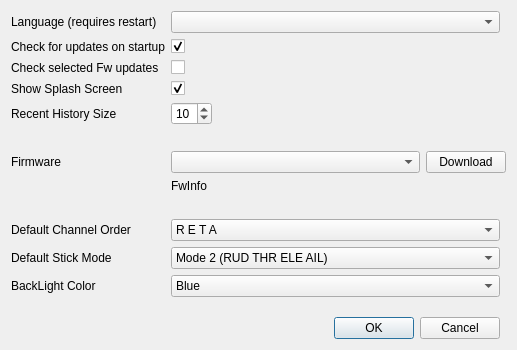
First picture: the form in src/preferencesdialog.ui, repository roberto1903/companion9x, before the edit.
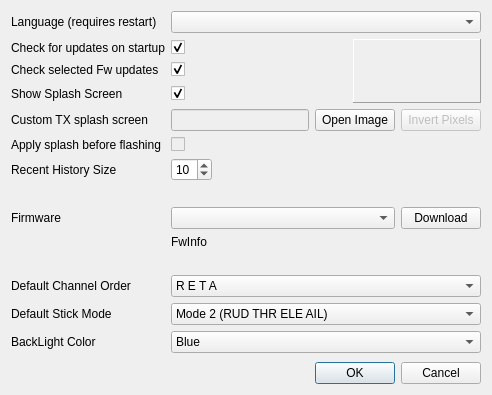
Second picture: the form after the edit. Icons and pictures are not drawn.

Commit message: Store custom image in settings - preliminary work for FW autopatch

Diff of the .ui file:
```diff
--- a/src/preferencesdialog.ui
+++ b/src/preferencesdialog.ui
@@ -6,8 +6,8 @@
    <rect>
     <x>0</x>
     <y>0</y>
-    <width>517</width>
-    <height>350</height>
+    <width>492</width>
+    <height>395</height>
    </rect>
   </property>
   <property name="windowTitle">
@@ -18,91 +18,20 @@
     <normaloff>:/images/preferences.png</normaloff>:/images/preferences.png</iconset>
   </property>
   <layout class="QGridLayout" name="gridLayout">
-   <item row="5" column="0">
+   <item row="1" column="0">
+    <widget class="QLabel" name="label_2">
+     <property name="text">
+      <string>Check for updates on startup</string>
+     </property>
+    </widget>
+   </item>
+   <item row="2" column="0">
     <widget class="QLabel" name="label_7">
      <property name="text">
       <string>Check selected Fw updates</string>
      </property>
     </widget>
    </item>
-   <item row="15" column="1">
-    <widget class="QComboBox" name="stickmodeCB">
-     <property name="whatsThis">
-      <string>Mode selection:
-
-Mode 1:
-  Left stick:  Elevator, Rudder
-  Right stick:  Throttle, Aileron
-
-Mode 2:
-  Left stick:  Throttle, Rudder
-  Right stick:  Elevator, Aileron
-
-Mode 3:
-  Left stick:  Elevator, Aileron
-  Right stick:  Throttle, Rudder
-
-Mode 4:
-  Left stick:  Throttle, Aileron
-  Right stick:  Elevator, Rudder
-
-</string>
-     </property>
-     <property name="currentIndex">
-      <number>1</number>
-     </property>
-     <item>
-      <property name="text">
-       <string>Mode 1 (RUD ELE THR AIL)</string>
-      </property>
-     </item>
-     <item>
-      <property name="text">
-       <string>Mode 2 (RUD THR ELE AIL)</string>
-      </property>
-     </item>
-     <item>
-      <property name="text">
-       <string>Mode 3 (AIL ELE THR RUD)</string>
-      </property>
-     </item>
-     <item>
-      <property name="text">
-       <string>Mode 4 (AIL THR ELE RUD)</string>
-      </property>
-     </item>
-    </widget>
-   </item>
-   <item row="13" column="1">
-    <spacer name="horizontalSpacer_2">
-     <property name="orientation">
-      <enum>Qt::Horizontal</enum>
-     </property>
-     <property name="sizeHint" stdset="0">
-      <size>
-       <width>340</width>
-       <height>20</height>
-      </size>
-     </property>
-    </spacer>
-   </item>
-   <item row="2" column="1">
-    <widget class="QCheckBox" name="startupCheck_companion9x">
-     <property name="text">
-      <string/>
-     </property>
-     <property name="checked">
-      <bool>true</bool>
-     </property>
-    </widget>
-   </item>
-   <item row="9" column="0">
-    <widget class="QLabel" name="label_5">
-     <property name="text">
-      <string>Recent History Size</string>
-     </property>
-    </widget>
-   </item>
    <item row="0" column="0">
     <widget class="QLabel" name="label">
      <property name="text">
@@ -110,34 +39,68 @@
      </property>
     </widget>
    </item>
-   <item row="11" column="0">
+   <item row="2" column="1">
+    <widget class="QCheckBox" name="startupCheck_fw">
+     <property name="text">
+      <string/>
+     </property>
+     <property name="checked">
+      <bool>true</bool>
+     </property>
+    </widget>
+   </item>
+   <item row="3" column="0">
+    <widget class="QLabel" name="label_4">
+     <property name="text">
+      <string>Show Splash Screen</string>
+     </property>
+    </widget>
+   </item>
+   <item row="3" column="1">
+    <widget class="QCheckBox" name="showSplash">
+     <property name="text">
+      <string/>
+     </property>
+     <property name="checked">
+      <bool>true</bool>
+     </property>
+    </widget>
+   </item>
+   <item row="4" column="0">
+    <widget class="QLabel" name="label_8">
+     <property name="text">
+      <string>Custom TX splash screen</string>
+     </property>
+    </widget>
+   </item>
+   <item row="7" column="1">
+    <spacer name="horizontalSpacer">
+     <property name="orientation">
+      <enum>Qt::Horizontal</enum>
+     </property>
+     <property name="sizeHint" stdset="0">
+      <size>
+       <width>40</width>
+       <height>20</height>
+      </size>
+     </property>
+    </spacer>
+   </item>
+   <item row="8" column="0">
     <widget class="QLabel" name="label_6">
      <property name="text">
       <string>Firmware</string>
      </property>
     </widget>
    </item>
-   <item row="14" column="0">
+   <item row="11" column="0">
     <widget class="QLabel" name="label_13">
      <property name="text">
       <string>Default Channel Order</string>
      </property>
     </widget>
    </item>
-   <item row="18" column="1">
-    <widget class="QDialogButtonBox" name="buttonBox">
-     <property name="orientation">
-      <enum>Qt::Horizontal</enum>
-     </property>
-     <property name="standardButtons">
-      <set>QDialogButtonBox::Cancel|QDialogButtonBox::Ok</set>
-     </property>
-    </widget>
-   </item>
-   <item row="0" column="1">
-    <widget class="QComboBox" name="locale_QB"/>
-   </item>
-   <item row="14" column="1">
+   <item row="11" column="1" colspan="2">
     <widget class="QComboBox" name="channelorderCB">
      <property name="whatsThis">
       <string>Channel order
@@ -269,7 +232,44 @@
      </item>
     </widget>
    </item>
-   <item row="9" column="1">
+   <item row="12" column="0">
+    <widget class="QLabel" name="label_14">
+     <property name="text">
+      <string>Default Stick Mode</string>
+     </property>
+    </widget>
+   </item>
+   <item row="5" column="0">
+    <widget class="QLabel" name="label_9">
+     <property name="text">
+      <string>Apply splash before flashing</string>
+     </property>
+    </widget>
+   </item>
+   <item row="5" column="1">
+    <widget class="QCheckBox" name="AutoApplySplash">
+     <property name="enabled">
+      <bool>false</bool>
+     </property>
+     <property name="text">
+      <string/>
+     </property>
+     <property name="checked">
+      <bool>false</bool>
+     </property>
+    </widget>
+   </item>
+   <item row="6" column="0">
+    <widget class="QLabel" name="label_5">
+     <property name="text">
+      <string>Recent History Size</string>
+     </property>
+    </widget>
+   </item>
+   <item row="0" column="1" colspan="2">
+    <widget class="QComboBox" name="locale_QB"/>
+   </item>
+   <item row="6" column="1">
     <widget class="QSpinBox" name="historySize">
      <property name="sizePolicy">
       <sizepolicy hsizetype="Maximum" vsizetype="Fixed">
@@ -285,67 +285,62 @@
      </property>
     </widget>
    </item>
-   <item row="11" column="1" colspan="2">
-    <layout class="QHBoxLayout" name="horizontalLayout">
+   <item row="12" column="1" colspan="2">
+    <widget class="QComboBox" name="stickmodeCB">
+     <property name="whatsThis">
+      <string>Mode selection:
+
+Mode 1:
+  Left stick:  Elevator, Rudder
+  Right stick:  Throttle, Aileron
+
+Mode 2:
+  Left stick:  Throttle, Rudder
+  Right stick:  Elevator, Aileron
+
+Mode 3:
+  Left stick:  Elevator, Aileron
+  Right stick:  Throttle, Rudder
+
+Mode 4:
+  Left stick:  Throttle, Aileron
+  Right stick:  Elevator, Rudder
+
+</string>
+     </property>
+     <property name="currentIndex">
+      <number>1</number>
+     </property>
      <item>
-      <widget class="QComboBox" name="downloadVerCB"/>
+      <property name="text">
+       <string>Mode 1 (RUD ELE THR AIL)</string>
+      </property>
      </item>
      <item>
-      <widget class="QPushButton" name="fw_dnld">
-       <property name="sizePolicy">
-        <sizepolicy hsizetype="Fixed" vsizetype="Fixed">
-         <horstretch>0</horstretch>
-         <verstretch>0</verstretch>
-        </sizepolicy>
-       </property>
-       <property name="text">
-        <string>Download</string>
-       </property>
-      </widget>
+      <property name="text">
+       <string>Mode 2 (RUD THR ELE AIL)</string>
+      </property>
      </item>
-    </layout>
-   </item>
-   <item row="2" column="0">
-    <widget class="QLabel" name="label_2">
-     <property name="text">
-      <string>Check for updates on startup</string>
-     </property>
+     <item>
+      <property name="text">
+       <string>Mode 3 (AIL ELE THR RUD)</string>
+      </property>
+     </item>
+     <item>
+      <property name="text">
+       <string>Mode 4 (AIL THR ELE RUD)</string>
+      </property>
+     </item>
     </widget>
    </item>
-   <item row="10" column="1">
-    <spacer name="horizontalSpacer">
-     <property name="orientation">
-      <enum>Qt::Horizontal</enum>
-     </property>
-     <property name="sizeHint" stdset="0">
-      <size>
-       <width>40</width>
-       <height>20</height>
-      </size>
-     </property>
-    </spacer>
-   </item>
-   <item row="15" column="0">
-    <widget class="QLabel" name="label_14">
+   <item row="13" column="0">
+    <widget class="QLabel" name="label_3">
      <property name="text">
-      <string>Default Stick Mode</string>
+      <string>BackLight Color</string>
      </property>
     </widget>
    </item>
-   <item row="17" column="1">
-    <spacer name="verticalSpacer">
-     <property name="orientation">
-      <enum>Qt::Vertical</enum>
-     </property>
-     <property name="sizeHint" stdset="0">
-      <size>
-       <width>20</width>
-       <height>40</height>
-      </size>
-     </property>
-    </spacer>
-   </item>
-   <item row="16" column="1">
+   <item row="13" column="1" colspan="2">
     <widget class="QComboBox" name="backLightColor">
      <item>
       <property name="text">
@@ -374,29 +369,71 @@
      </item>
     </widget>
    </item>
-   <item row="16" column="0">
-    <widget class="QLabel" name="label_3">
-     <property name="text">
-      <string>BackLight Color</string>
+   <item row="14" column="1" colspan="2">
+    <spacer name="verticalSpacer">
+     <property name="orientation">
+      <enum>Qt::Vertical</enum>
+     </property>
+     <property name="sizeHint" stdset="0">
+      <size>
+       <width>20</width>
+       <height>40</height>
+      </size>
+     </property>
+    </spacer>
+   </item>
+   <item row="15" column="1" colspan="2">
+    <widget class="QDialogButtonBox" name="buttonBox">
+     <property name="orientation">
+      <enum>Qt::Horizontal</enum>
+     </property>
+     <property name="standardButtons">
+      <set>QDialogButtonBox::Cancel|QDialogButtonBox::Ok</set>
      </property>
     </widget>
    </item>
-   <item row="12" column="1">
+   <item row="8" column="1" colspan="2">
+    <layout class="QHBoxLayout" name="horizontalLayout">
+     <item>
+      <widget class="QComboBox" name="downloadVerCB"/>
+     </item>
+     <item>
+      <widget class="QPushButton" name="fw_dnld">
+       <property name="sizePolicy">
+        <sizepolicy hsizetype="Fixed" vsizetype="Fixed">
+         <horstretch>0</horstretch>
+         <verstretch>0</verstretch>
+        </sizepolicy>
+       </property>
+       <property name="text">
+        <string>Download</string>
+       </property>
+      </widget>
+     </item>
+    </layout>
+   </item>
+   <item row="9" column="1">
     <widget class="QLabel" name="FwInfo">
      <property name="text">
       <string>FwInfo</string>
      </property>
     </widget>
    </item>
-   <item row="5" column="1">
-    <widget class="QCheckBox" name="startupCheck_fw">
-     <property name="text">
-      <string/>
+   <item row="10" column="1" colspan="2">
+    <spacer name="horizontalSpacer_2">
+     <property name="orientation">
+      <enum>Qt::Horizontal</enum>
      </property>
-    </widget>
+     <property name="sizeHint" stdset="0">
+      <size>
+       <width>340</width>
+       <height>20</height>
+      </size>
+     </property>
+    </spacer>
    </item>
-   <item row="8" column="1">
-    <widget class="QCheckBox" name="showSplash">
+   <item row="1" column="1">
+    <widget class="QCheckBox" name="startupCheck_companion9x">
      <property name="text">
       <string/>
      </property>
@@ -405,13 +442,77 @@
      </property>
     </widget>
    </item>
-   <item row="8" column="0">
-    <widget class="QLabel" name="label_4">
+   <item row="1" column="2" rowspan="3">
+    <widget class="QLabel" name="imageLabel">
+     <property name="sizePolicy">
+      <sizepolicy hsizetype="Minimum" vsizetype="Minimum">
+       <horstretch>0</horstretch>
+       <verstretch>0</verstretch>
+      </sizepolicy>
+     </property>
+     <property name="minimumSize">
+      <size>
+       <width>128</width>
+       <height>64</height>
+      </size>
+     </property>
+     <property name="maximumSize">
+      <size>
+       <width>128</width>
+       <height>64</height>
+      </size>
+     </property>
+     <property name="frameShape">
+      <enum>QFrame::Panel</enum>
+     </property>
+     <property name="frameShadow">
+      <enum>QFrame::Raised</enum>
+     </property>
      <property name="text">
-      <string>Show Splash Screen</string>
+      <string/>
+     </property>
+     <property name="pixmap">
+      <pixmap resource="companion9x.qrc">:/images/customize.png</pixmap>
+     </property>
+     <property name="scaledContents">
+      <bool>true</bool>
      </property>
     </widget>
    </item>
+   <item row="4" column="1" colspan="2">
+    <layout class="QHBoxLayout" name="horizontalLayout_2">
+     <item>
+      <widget class="QLineEdit" name="SplashFileName">
+       <property name="enabled">
+        <bool>false</bool>
+       </property>
+      </widget>
+     </item>
+     <item>
+      <widget class="QPushButton" name="SplashSelect">
+       <property name="sizePolicy">
+        <sizepolicy hsizetype="Fixed" vsizetype="Fixed">
+         <horstretch>0</horstretch>
+         <verstretch>0</verstretch>
+        </sizepolicy>
+       </property>
+       <property name="text">
+        <string>Open Image</string>
+       </property>
+      </widget>
+     </item>
+     <item>
+      <widget class="QPushButton" name="InvertPixels">
+       <property name="enabled">
+        <bool>false</bool>
+       </property>
+       <property name="text">
+        <string>Invert Pixels</string>
+       </property>
+      </widget>
+     </item>
+    </layout>
+   </item>
   </layout>
  </widget>
  <resources>
```
The commit also changes 4 other files.
